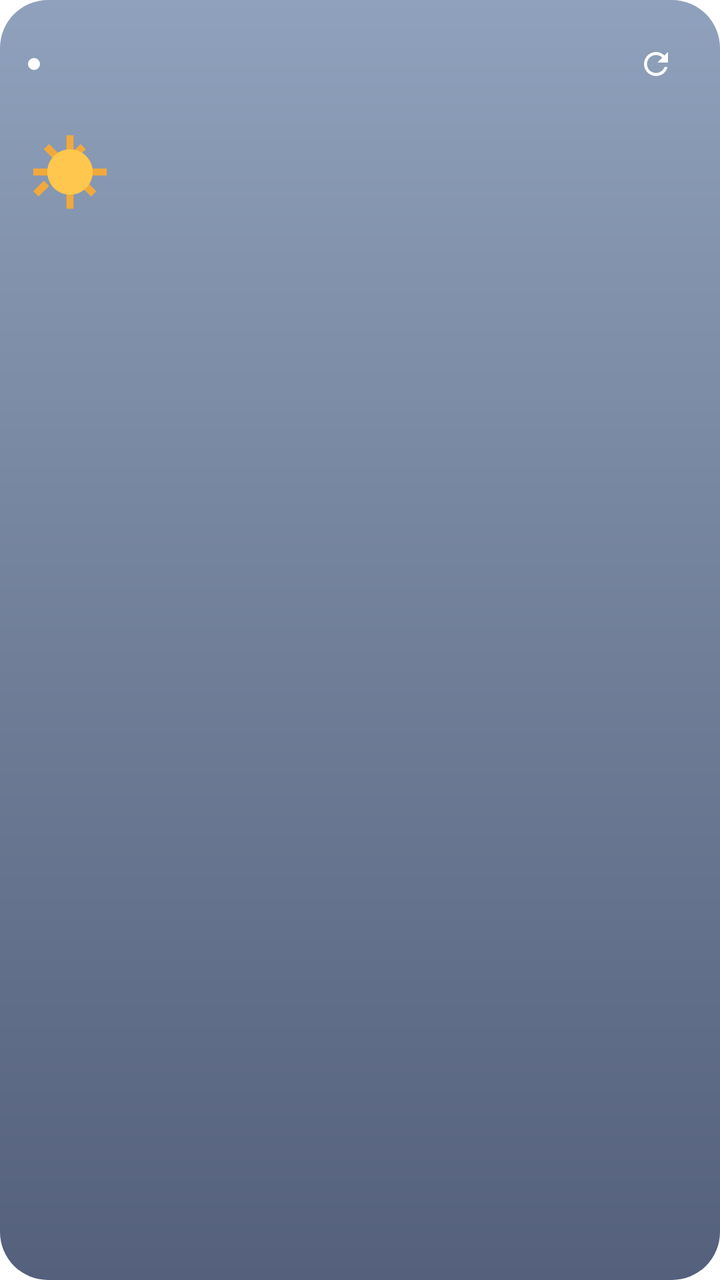
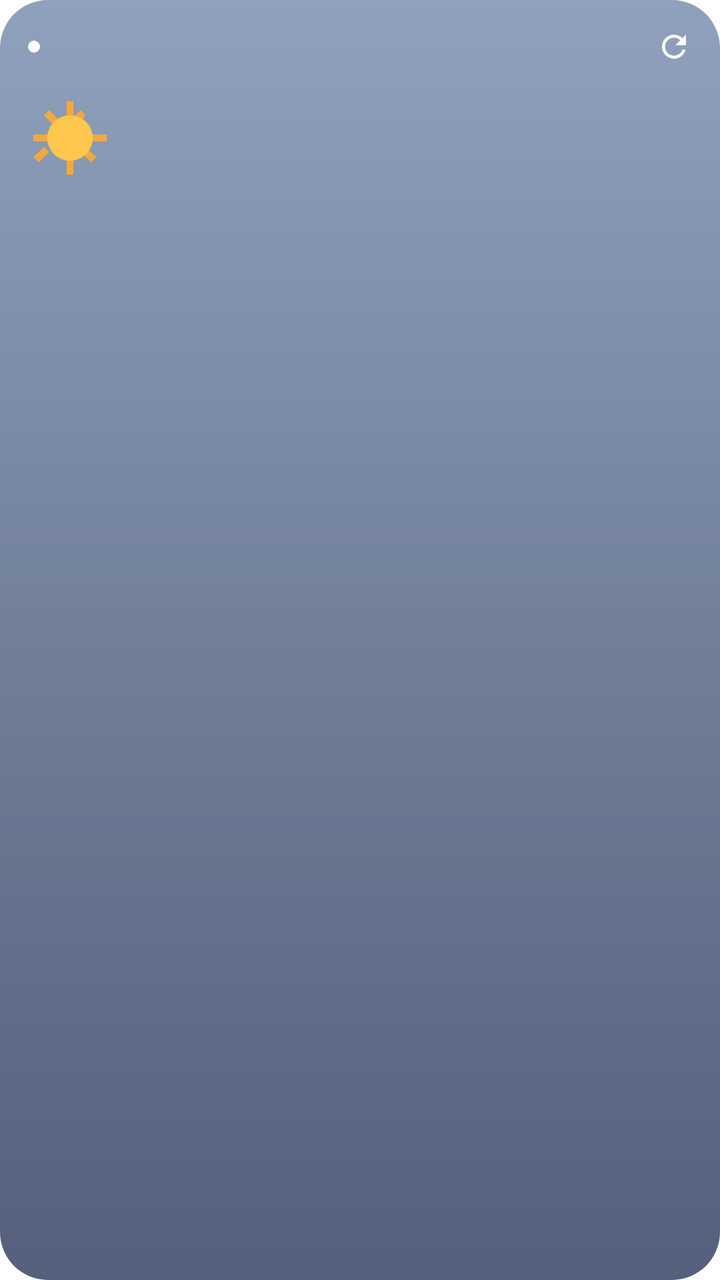

The first picture is an Android layout as it rendered before a commit; the second is the same layout after the commit. The layout source and the unified diff follow.
<!-- AndroidManifest.xml: fallback theme Theme.MaterialComponents.DayNight.NoActionBar -->
<!-- res/layout/weather_widget_small.xml -->
<?xml version="1.0" encoding="utf-8"?>
<FrameLayout xmlns:android="http://schemas.android.com/apk/res/android"
    android:id="@+id/widget_root"
    android:layout_width="match_parent"
    android:layout_height="match_parent">

    <ImageView
        android:id="@+id/widget_bg"
        android:layout_width="match_parent"
        android:layout_height="match_parent"
        android:scaleType="fitXY"
        android:src="@drawable/widget_bg_medium"
        android:contentDescription="@null" />

    <LinearLayout
        android:layout_width="match_parent"
        android:layout_height="match_parent"
        android:orientation="vertical"
        android:padding="14dp">

        
        <LinearLayout
            android:layout_width="match_parent"
            android:layout_height="wrap_content"
            android:orientation="horizontal"
            android:gravity="center_vertical">

            <ImageView
                android:id="@+id/w_dot"
                android:layout_width="6dp"
                android:layout_height="6dp"
                android:layout_marginEnd="6dp"
                android:src="@drawable/widget_dot"
                android:contentDescription="@null" />

            <TextView
                android:id="@+id/w_region"
                android:layout_width="0dp"
                android:layout_height="wrap_content"
                android:layout_weight="1"
                android:textColor="#FFFFFF"
                android:textSize="14sp"
                android:textStyle="bold"
                android:text="" />

            <TextView
                android:id="@+id/w_updated"
                android:layout_width="wrap_content"
                android:layout_height="wrap_content"
                android:layout_marginEnd="6dp"
                android:textColor="#B3FFFFFF"
                android:textSize="10sp"
                android:text="" />

            
            <FrameLayout
                android:id="@+id/w_refresh_touch"
                android:layout_width="36dp"
                android:layout_height="36dp">

                <ImageView
                    android:id="@+id/w_refresh"
                    android:layout_width="18dp"
                    android:layout_height="18dp"
                    android:layout_gravity="center"
                    android:src="@drawable/ic_refresh"
                    android:contentDescription="새로고침" />

                <ProgressBar
                    android:id="@+id/w_progress"
                    style="?android:attr/progressBarStyleSmall"
                    android:layout_width="18dp"
                    android:layout_height="18dp"
                    android:layout_gravity="center"
                    android:indeterminateTint="#FFFFFF"
                    android:visibility="gone" />
            </FrameLayout>
        </LinearLayout>

        
        <LinearLayout
            android:id="@+id/widget_content"
            android:layout_width="match_parent"
            android:layout_height="wrap_content"
            android:orientation="horizontal"
            android:gravity="center_vertical"
            android:layout_marginTop="10dp">

            <ImageView
                android:id="@+id/w_icon"
                android:layout_width="42dp"
                android:layout_height="42dp"
                android:src="@drawable/ic_w_sun"
                android:contentDescription="@null" />

            <TextView
                android:id="@+id/w_temp"
                android:layout_width="wrap_content"
                android:layout_height="wrap_content"
                android:layout_marginStart="6dp"
                android:layout_marginEnd="8dp"
                android:textColor="#FFFFFF"
                android:textSize="28sp"
                android:text="" />

            <LinearLayout
                android:layout_width="0dp"
                android:layout_height="wrap_content"
                android:layout_weight="1"
                android:orientation="horizontal"
                android:weightSum="5">

                <LinearLayout style="@style/WidgetHourSlotS">
                    <TextView android:id="@+id/h0_label" style="@style/WidgetHourLabelS" />
                    <ImageView android:id="@+id/h0_icon" style="@style/WidgetHourIconS" />
                    <TextView android:id="@+id/h0_temp" style="@style/WidgetHourTempS" />
                </LinearLayout>
                <LinearLayout style="@style/WidgetHourSlotS">
                    <TextView android:id="@+id/h1_label" style="@style/WidgetHourLabelS" />
                    <ImageView android:id="@+id/h1_icon" style="@style/WidgetHourIconS" />
                    <TextView android:id="@+id/h1_temp" style="@style/WidgetHourTempS" />
                </LinearLayout>
                <LinearLayout style="@style/WidgetHourSlotS">
                    <TextView android:id="@+id/h2_label" style="@style/WidgetHourLabelS" />
                    <ImageView android:id="@+id/h2_icon" style="@style/WidgetHourIconS" />
                    <TextView android:id="@+id/h2_temp" style="@style/WidgetHourTempS" />
                </LinearLayout>
                <LinearLayout style="@style/WidgetHourSlotS">
                    <TextView android:id="@+id/h3_label" style="@style/WidgetHourLabelS" />
                    <ImageView android:id="@+id/h3_icon" style="@style/WidgetHourIconS" />
                    <TextView android:id="@+id/h3_temp" style="@style/WidgetHourTempS" />
                </LinearLayout>
                <LinearLayout style="@style/WidgetHourSlotS">
                    <TextView android:id="@+id/h4_label" style="@style/WidgetHourLabelS" />
                    <ImageView android:id="@+id/h4_icon" style="@style/WidgetHourIconS" />
                    <TextView android:id="@+id/h4_temp" style="@style/WidgetHourTempS" />
                </LinearLayout>
            </LinearLayout>
        </LinearLayout>

        <TextView
            android:id="@+id/widget_message"
            android:layout_width="match_parent"
            android:layout_height="wrap_content"
            android:layout_marginTop="14dp"
            android:gravity="center"
            android:textColor="#FFFFFF"
            android:textSize="13sp"
            android:visibility="gone"
            android:text="" />
    </LinearLayout>
</FrameLayout>
<!-- resources referenced by this layout -->
<resources>
  <!-- drawable ic_refresh (drawable) -->
  <vector xmlns:android="http://schemas.android.com/apk/res/android"
      android:width="20dp" android:height="20dp"
      android:viewportWidth="24" android:viewportHeight="24"
      android:tint="#FFFFFF">
      <path android:fillColor="#FFFFFF"
          android:pathData="M17.65,6.35C16.2,4.9 14.21,4 12,4c-4.42,0 -7.99,3.58 -7.99,8s3.57,8 7.99,8c3.73,0 6.84,-2.55 7.73,-6h-2.08c-0.82,2.33 -3.04,4 -5.65,4 -3.31,0 -6,-2.69 -6,-6s2.69,-6 6,-6c1.66,0 3.14,0.69 4.22,1.78L13,11h7V4l-2.35,2.35z"/>
  </vector>
  <!-- drawable ic_w_sun (drawable) -->
  <vector xmlns:android="http://schemas.android.com/apk/res/android"
      android:width="48dp" android:height="48dp"
      android:viewportWidth="48" android:viewportHeight="48">
      <group android:name="rays">
          <path android:fillColor="#F2A93C" android:pathData="M22,3h4v9h-4z"/>
          <path android:fillColor="#F2A93C" android:pathData="M22,36h4v9h-4z"/>
          <path android:fillColor="#F2A93C" android:pathData="M3,22h9v4h-9z"/>
          <path android:fillColor="#F2A93C" android:pathData="M36,22h9v4h-9z"/>
          <path android:fillColor="#F2A93C" android:pathData="M9,11l3,-3l6,6l-3,3z"/>
          <path android:fillColor="#F2A93C" android:pathData="M30,32l3,-3l6,6l-3,3z"/>
          <path android:fillColor="#F2A93C" android:pathData="M33,11l-3,-3l-6,6l3,3z"/>
          <path android:fillColor="#F2A93C" android:pathData="M12,32l-3,-3l-6,6l3,3z"/>
      </group>
      <path android:fillColor="#FFC74D" android:pathData="M24,11a13,13 0 1,0 0.01,0z"/>
  </vector>
  <!-- drawable widget_bg_medium (drawable) -->
  <?xml version="1.0" encoding="utf-8"?>
  <shape xmlns:android="http://schemas.android.com/apk/res/android" android:shape="rectangle">
      <corners android:radius="24dp" />
      <gradient
          android:angle="290"
          android:startColor="#8FA1BC"
          android:centerColor="#717F99"
          android:endColor="#54607C"
          android:type="linear" />
  </shape>
  <!-- drawable widget_dot (drawable) -->
  <?xml version="1.0" encoding="utf-8"?>
  <shape xmlns:android="http://schemas.android.com/apk/res/android" android:shape="oval">
      <solid android:color="#FFFFFF" />
      <size android:width="6dp" android:height="6dp" />
  </shape>
  <style name="WidgetHourIconS">
          <item name="android:layout_width">18dp</item>
          <item name="android:layout_height">18dp</item>
          <item name="android:layout_marginTop">2dp</item>
          <item name="android:layout_marginBottom">2dp</item>
          <item name="android:contentDescription">@null</item>
      </style>
  <style name="WidgetHourLabelS">
          <item name="android:layout_width">wrap_content</item>
          <item name="android:layout_height">wrap_content</item>
          <item name="android:textColor">#B3FFFFFF</item>
          <item name="android:textSize">10sp</item>
      </style>
  <style name="WidgetHourSlotS">
          <item name="android:layout_width">0dp</item>
          <item name="android:layout_height">wrap_content</item>
          <item name="android:layout_weight">1</item>
          <item name="android:orientation">vertical</item>
          <item name="android:gravity">center_horizontal</item>
      </style>
  <style name="WidgetHourTempS">
          <item name="android:layout_width">wrap_content</item>
          <item name="android:layout_height">wrap_content</item>
          <item name="android:textColor">#FFFFFF</item>
          <item name="android:textSize">12sp</item>
          <item name="android:textStyle">bold</item>
      </style>
</resources>

<!-- the commit's change to res/layout/weather_widget_small.xml (unified diff, before → after) -->
@@ -52,29 +52,20 @@
                 android:textSize="10sp"
                 android:text="" />
 
-            
-            <FrameLayout
-                android:id="@+id/w_refresh_touch"
-                android:layout_width="36dp"
-                android:layout_height="36dp">
+            <ImageView
+                android:id="@+id/w_refresh"
+                android:layout_width="18dp"
+                android:layout_height="18dp"
+                android:src="@drawable/ic_refresh"
+                android:contentDescription="새로고침" />
 
-                <ImageView
-                    android:id="@+id/w_refresh"
-                    android:layout_width="18dp"
-                    android:layout_height="18dp"
-                    android:layout_gravity="center"
-                    android:src="@drawable/ic_refresh"
-                    android:contentDescription="새로고침" />
-
-                <ProgressBar
-                    android:id="@+id/w_progress"
-                    style="?android:attr/progressBarStyleSmall"
-                    android:layout_width="18dp"
-                    android:layout_height="18dp"
-                    android:layout_gravity="center"
-                    android:indeterminateTint="#FFFFFF"
-                    android:visibility="gone" />
-            </FrameLayout>
+            <ProgressBar
+                android:id="@+id/w_progress"
+                style="?android:attr/progressBarStyleSmall"
+                android:layout_width="18dp"
+                android:layout_height="18dp"
+                android:indeterminateTint="#FFFFFF"
+                android:visibility="gone" />
         </LinearLayout>
 
         
@@ -149,4 +140,13 @@
             android:visibility="gone"
             android:text="" />
     </LinearLayout>
+
+    
+    <FrameLayout
+        android:id="@+id/w_refresh_touch"
+        android:layout_width="36dp"
+        android:layout_height="36dp"
+        android:layout_gravity="top|end"
+        android:layout_marginTop="6dp"
+        android:layout_marginEnd="5dp" />
 </FrameLayout>
<!-- resource entries referenced after the edit -->
@@ -22,7 +22,7 @@
           <path android:fillColor="#F2A93C" android:pathData="M33,11l-3,-3l-6,6l3,3z"/>
           <path android:fillColor="#F2A93C" android:pathData="M12,32l-3,-3l-6,6l3,3z"/>
       </group>
-      <path android:fillColor="#FFC74D" android:pathData="M24,11a13,13 0 1,0 0.01,0z"/>
+      <path android:fillColor="#FFC74D" android:pathData="M24,11 a13,13 0 1,0 0,26 a13,13 0 1,0 0,-26 z"/>
   </vector>
   <!-- drawable widget_bg_medium (drawable) -->
   <?xml version="1.0" encoding="utf-8"?>
